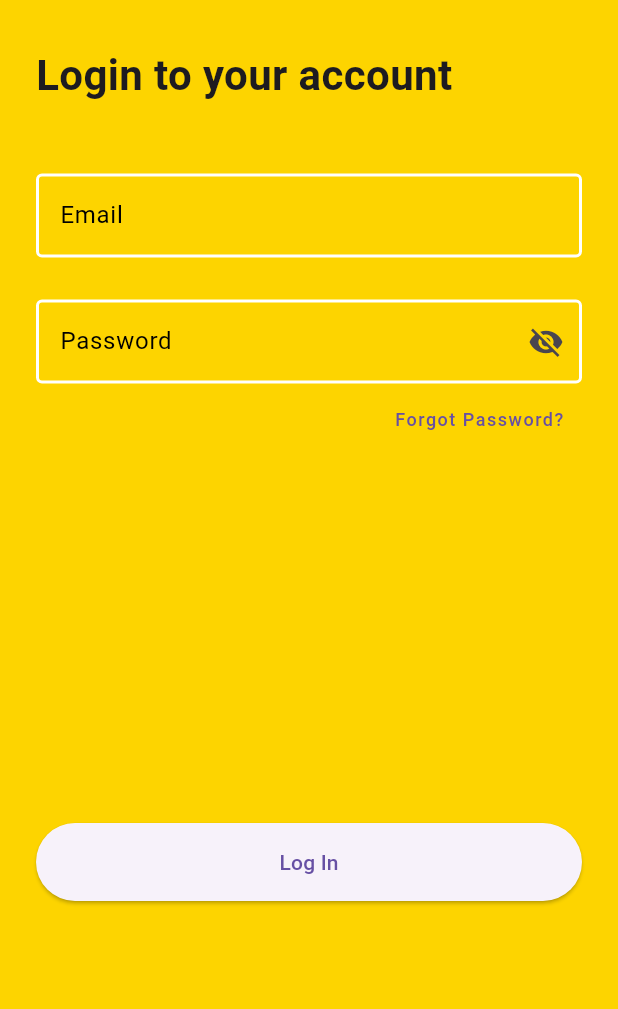
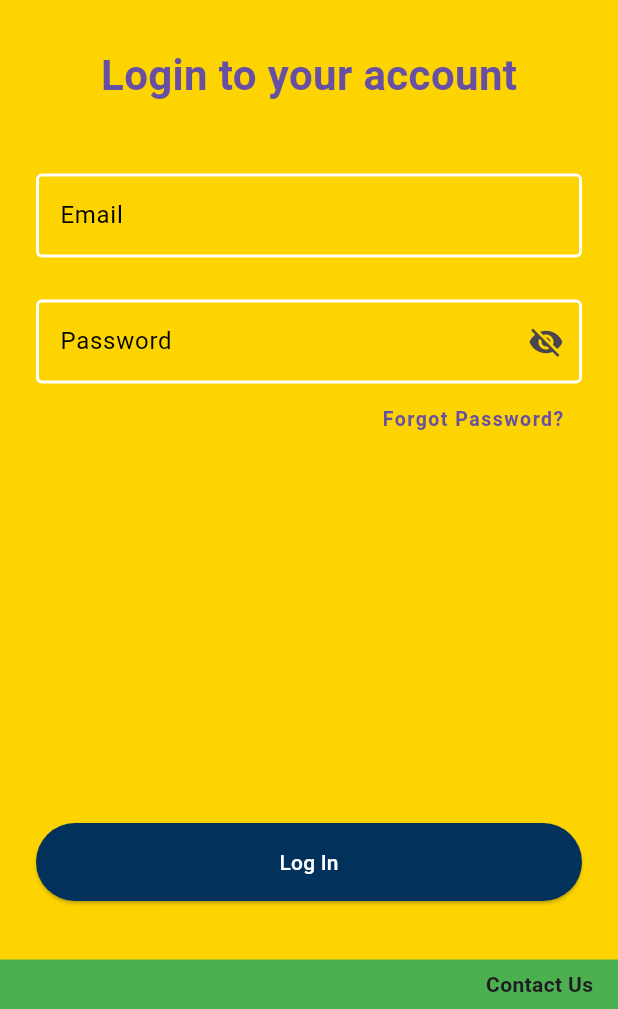
Before and after one commit to adarshhashstudio/flutter_thingsboard_app, a Flutter app: the LoginPage screen opened by its route, on a phone screen of 412 x 824 dp, the part 227-1236 px from its top. Run offline on Flutter 3.47's test engine with Material 3 defaults, Android fonts, the phone set to English and light mode, and no system bars; drawn by our look-alikes of flutter_form_builder; our stand-ins replace auto_size_text, device_info_plus, fluro, flutter_secure_storage, flutter_svg, form_builder_validators and 9 more; missing offline and left inert: dart_jsonwebtoken, fading_edge_scrollview, flutter_inappwebview, qr_code_scanner, thingsboard_client, universal_html; accounts and stored records are empty; statements that could not run were skipped.

Commit message:
new pdf changes for ui and name of app and app icon changes

```diff
--- a/lib/core/auth/login/login_page.dart
+++ b/lib/core/auth/login/login_page.dart
@@ -12,6 +12,7 @@ import 'package:thingsboard_app/core/context/tb_context_widget.dart';
 import 'package:thingsboard_app/generated/l10n.dart';
 import 'package:thingsboard_app/widgets/tb_progress_indicator.dart';
 import 'package:thingsboard_client/thingsboard_client.dart';
+import 'package:url_launcher/url_launcher_string.dart';
 
 import 'login_page_background.dart';
 
@@ -78,14 +79,18 @@ class _LoginPageState extends TbPageState<LoginPage> {
                                         height: 80,
                                         width: 80,
                                         colorFilter: ColorFilter.mode(
-                                        Theme.of(context).primaryColor, BlendMode.srcIn),
+                                            Theme.of(context).primaryColor,
+                                            BlendMode.srcIn),
                                         semanticsLabel:
                                             '${S.of(context).logoDefaultValue}')
                                   ]),
                               SizedBox(height: 32),
-                              Row(children: [
+                              Row(
+                                mainAxisAlignment: MainAxisAlignment.center,
+                                children: [
                                 Text('${S.of(context).loginNotification}',
                                     style: TextStyle(
+                                      color: Theme.of(context).primaryColor,
                                         fontWeight: FontWeight.bold,
                                         fontSize: 28,
                                         height: 36 / 28))
@@ -129,18 +134,21 @@ class _LoginPageState extends TbPageState<LoginPage> {
                                               errorText:
                                                   '${S.of(context).emailInvalidText}')
                                         ]),
-
                                         decoration: InputDecoration(
                                             border: OutlineInputBorder(
-                                              borderSide: BorderSide(width: 2,color: Colors.white)
-                                            ),
+                                                borderSide: BorderSide(
+                                                    width: 2,
+                                                    color: Colors.white)),
                                             focusedBorder: OutlineInputBorder(
-                                              borderSide: BorderSide(width: 2,color: Colors.white)
-                                            ),
+                                                borderSide: BorderSide(
+                                                    width: 2,
+                                                    color: Colors.white)),
                                             enabledBorder: OutlineInputBorder(
-                                              borderSide: BorderSide(width: 2,color: Colors.white)
-                                            ),
-                                            labelStyle: TextStyle(color: Colors.black),
+                                                borderSide: BorderSide(
+                                                    width: 2,
+                                                    color: Colors.white)),
+                                            labelStyle:
+                                                TextStyle(color: Colors.black),
                                             labelText:
                                                 '${S.of(context).email}'),
                                       ),
@@ -172,15 +180,25 @@ class _LoginPageState extends TbPageState<LoginPage> {
                                                     },
                                                   ),
                                                   border: OutlineInputBorder(
-                                              borderSide: BorderSide(width: 2,color: Colors.white)
-                                            ),
-                                            focusedBorder: OutlineInputBorder(
-                                              borderSide: BorderSide(width: 2,color: Colors.white)
-                                            ),
-                                            enabledBorder: OutlineInputBorder(
-                                              borderSide: BorderSide(width: 2,color: Colors.white)
-                                            ),
-                                            labelStyle: TextStyle(color: Colors.black),
+                                                      borderSide: BorderSide(
+                                                          width: 2,
+                                                          color: Colors.white)),
+                                                  focusedBorder:
+                                                      OutlineInputBorder(
+                                                          borderSide:
+                                                              BorderSide(
+                                                                  width: 2,
+                                                                  color: Colors
+                                                                      .white)),
+                                                  enabledBorder:
+                                                      OutlineInputBorder(
+                                                          borderSide:
+                                                              BorderSide(
+                                                                  width: 2,
+                                                                  color: Colors
+                                                                      .white)),
+                                                  labelStyle: TextStyle(
+                                                      color: Colors.black),
                                                   labelText:
                                                       '${S.of(context).password}'),
                                             );
@@ -201,7 +219,8 @@ class _LoginPageState extends TbPageState<LoginPage> {
                                               .colorScheme
                                               .primary,
                                           letterSpacing: 1,
-                                          fontSize: 12,
+                                          fontSize: 13,
+                                          fontWeight: FontWeight.bold,
                                           height: 16 / 12),
                                     ),
                                   )
@@ -209,8 +228,9 @@ class _LoginPageState extends TbPageState<LoginPage> {
                               ),
                               Spacer(),
                               ElevatedButton(
-                                child: Text('${S.of(context).login}'),
+                                child: Text('${S.of(context).login}', style: TextStyle(color: Colors.white),),
                                 style: ElevatedButton.styleFrom(
+                                  backgroundColor: Color(0xff02325c),
                                     padding:
                                         EdgeInsets.symmetric(vertical: 16)),
                                 onPressed: () {
@@ -221,6 +241,34 @@ class _LoginPageState extends TbPageState<LoginPage> {
                             ]),
                       )));
             },
+          ),
+          Positioned(
+            bottom: 0,
+            child: Container(
+              width: MediaQuery.of(context).size.width * 1,
+              height: MediaQuery.of(context).size.height * 0.04,
+              color: Colors.green,
+              child: Row(
+                children: [
+                  Expanded(child: SizedBox()),
+                  GestureDetector(
+                    onTap: () {
+                      launchUrlString('http://www.global.polwax.it/');
+                    },
+                    child: Text(
+                      'Contact Us',
+                      style: TextStyle(
+                          fontWeight: FontWeight.bold,
+                          fontSize: 14,
+                          height: 36 / 28),
+                    ),
+                  ),
+                  SizedBox(
+                    width: MediaQuery.of(context).size.width * 0.04,
+                  )
+                ],
+              ),
+            ),
           ),
           // ),
           ValueListenableBuilder<bool>(
--- a/lib/modules/main/main_page.dart
+++ b/lib/modules/main/main_page.dart
@@ -174,6 +174,11 @@ class _MainPageState extends TbPageState<MainPage>
             bottomNavigationBar: ValueListenableBuilder<int>(
               valueListenable: _currentIndexNotifier,
               builder: (context, index, child) => BottomNavigationBar(
+                backgroundColor: Color(0xfffDD400),
+                selectedItemColor: Color(0xff01325c),
+                unselectedItemColor: Color(0xff01325c).withOpacity(0.8),
+                unselectedLabelStyle: TextStyle(color:Color(0xff01325c)),
+                selectedLabelStyle: TextStyle(color:Color(0xff01325c)),
                   type: BottomNavigationBarType.fixed,
                   currentIndex: index,
                   onTap: (int index) =>
--- a/lib/modules/profile/change_password_page.dart
+++ b/lib/modules/profile/change_password_page.dart
@@ -132,6 +132,7 @@ class _ChangePasswordPageState extends TbContextState<ChangePasswordPage> {
                           SizedBox(height: 24),
                           ElevatedButton(
                               style: ElevatedButton.styleFrom(
+                                backgroundColor: Color(0xffFdd400),
                                   padding: EdgeInsets.all(16),
                                   alignment: Alignment.centerLeft),
                               onPressed: () {
@@ -139,7 +140,7 @@ class _ChangePasswordPageState extends TbContextState<ChangePasswordPage> {
                               },
                               child: Center(
                                   child:
-                                      Text('${S.of(context).changePassword}')))
+                                      Text('${S.of(context).changePassword}', style: TextStyle(color: Color(0xff01325c),),)))
                         ]),
                   ))),
             ),
--- a/lib/widgets/tb_progress_indicator.dart
+++ b/lib/widgets/tb_progress_indicator.dart
@@ -1,4 +1,4 @@
-import 'dart:math';
+
 
 import 'package:flutter/material.dart';
 import 'package:flutter_svg/flutter_svg.dart';
```
Also changed, not shown: lib/modules/dashboard/dashboards_base.dart (+7 -1 lines), lib/modules/profile/profile_page.dart (+5 -3 lines), assets/images/thingsboard.png, 30 other files. Lines whose indentation alone changed are shown as unchanged.
